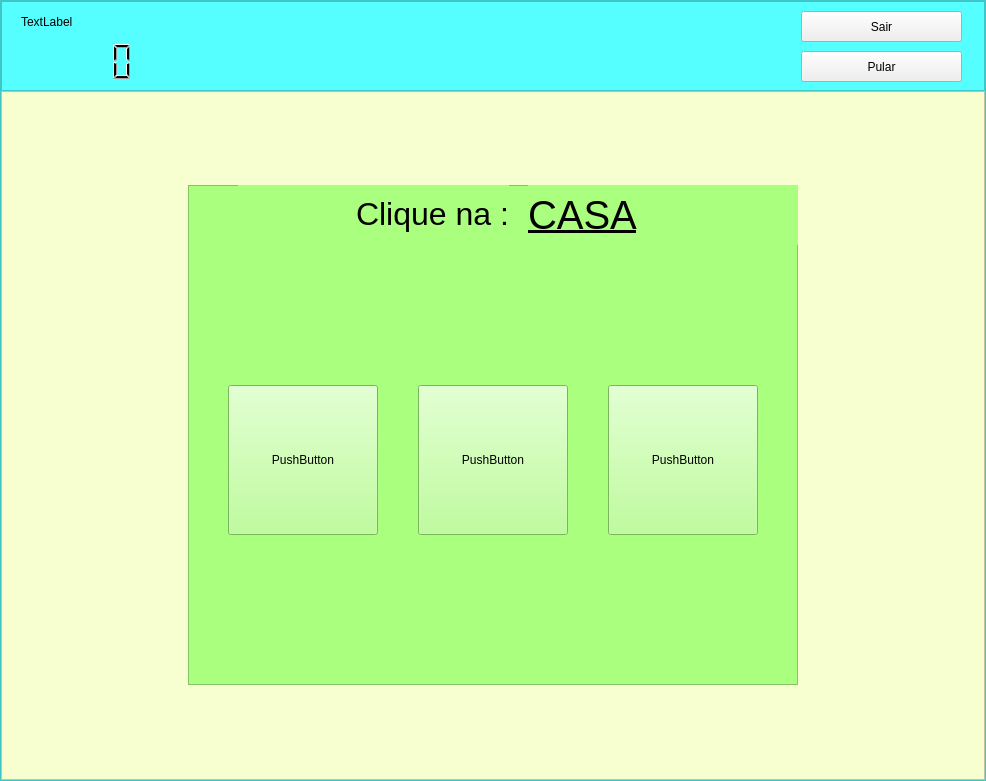
This is App/Desenvolvimento/src/main/python/mainUi.ui in wesleyrodrigues/TCC as Qt 5 draws it before an edit. The edited form follows.
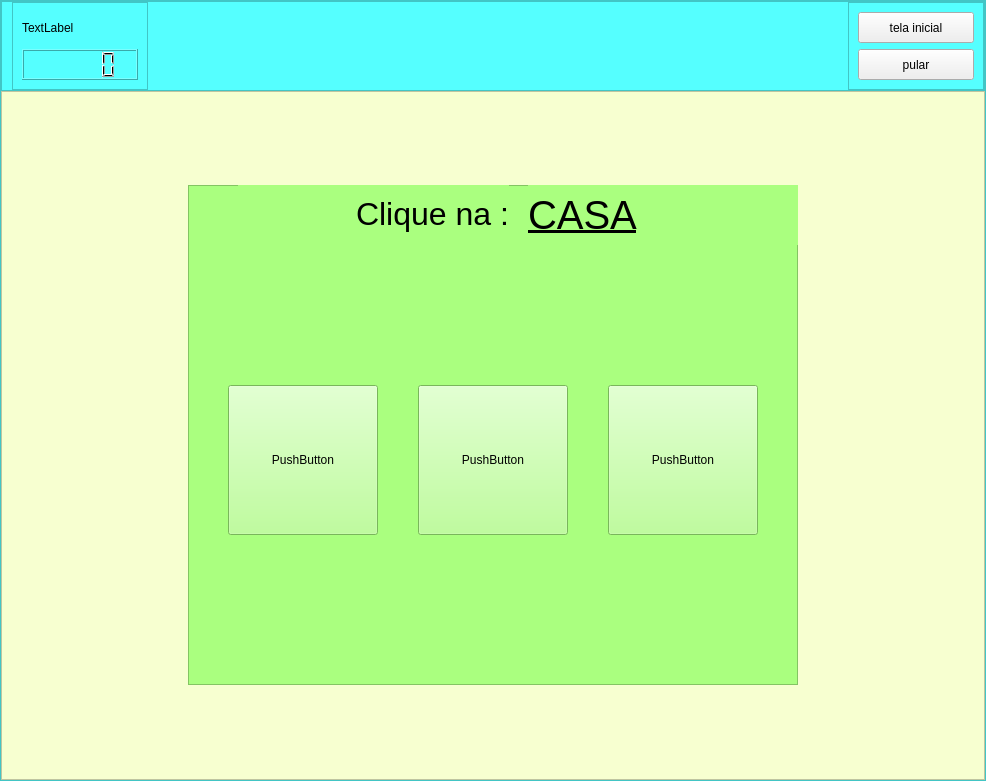
This is the edited form. The open tabs and pages were chosen to show the change. Icons and pictures are not drawn.

Patch:
```diff
--- a/App/Desenvolvimento/src/main/python/mainUi.ui
+++ b/App/Desenvolvimento/src/main/python/mainUi.ui
@@ -82,76 +82,95 @@
          <property name="frameShadow">
           <enum>QFrame::Raised</enum>
          </property>
-         <widget class="QLCDNumber" name="lcd_atvtempo">
-          <property name="geometry">
-           <rect>
-            <x>20</x>
-            <y>40</y>
-            <width>121</width>
-            <height>41</height>
-           </rect>
+         <layout class="QHBoxLayout" name="horizontalLayout_9">
+          <property name="spacing">
+           <number>700</number>
           </property>
-          <property name="contextMenuPolicy">
-           <enum>Qt::NoContextMenu</enum>
+          <property name="leftMargin">
+           <number>10</number>
           </property>
-          <property name="frameShape">
-           <enum>QFrame::NoFrame</enum>
+          <property name="topMargin">
+           <number>0</number>
           </property>
-          <property name="midLineWidth">
+          <property name="rightMargin">
            <number>0</number>
           </property>
-          <property name="smallDecimalPoint">
-           <bool>false</bool>
-          </property>
-          <property name="segmentStyle">
-           <enum>QLCDNumber::Filled</enum>
-          </property>
-          <property name="value" stdset="0">
-           <double>0.000000000000000</double>
-          </property>
-          <property name="intValue" stdset="0">
+          <property name="bottomMargin">
            <number>0</number>
           </property>
-         </widget>
-         <widget class="QPushButton" name="btn_voltar_tela_inicial">
-          <property name="geometry">
-           <rect>
-            <x>800</x>
-            <y>10</y>
-            <width>161</width>
-            <height>31</height>
-           </rect>
-          </property>
-          <property name="text">
-           <string>Sair</string>
-          </property>
-         </widget>
-         <widget class="QPushButton" name="btn_pular">
-          <property name="geometry">
-           <rect>
-            <x>800</x>
-            <y>50</y>
-            <width>161</width>
-            <height>31</height>
-           </rect>
-          </property>
-          <property name="text">
-           <string>Pular</string>
-          </property>
-         </widget>
-         <widget class="QLabel" name="L_nome_aluno_logado">
-          <property name="geometry">
-           <rect>
-            <x>20</x>
-            <y>10</y>
-            <width>121</width>
-            <height>21</height>
-           </rect>
-          </property>
-          <property name="text">
-           <string>TextLabel</string>
-          </property>
-         </widget>
+          <item>
+           <widget class="QFrame" name="esquerda">
+            <property name="maximumSize">
+             <size>
+              <width>200</width>
+              <height>100</height>
+             </size>
+            </property>
+            <property name="frameShape">
+             <enum>QFrame::StyledPanel</enum>
+            </property>
+            <property name="frameShadow">
+             <enum>QFrame::Raised</enum>
+            </property>
+            <layout class="QVBoxLayout" name="verticalLayout_8">
+             <item>
+              <widget class="QLabel" name="L_nome_aluno_logado">
+               <property name="text">
+                <string>TextLabel</string>
+               </property>
+              </widget>
+             </item>
+             <item>
+              <widget class="QLCDNumber" name="lcd_atvtempo"/>
+             </item>
+            </layout>
+           </widget>
+          </item>
+          <item>
+           <widget class="QFrame" name="direita">
+            <property name="maximumSize">
+             <size>
+              <width>200</width>
+              <height>16777215</height>
+             </size>
+            </property>
+            <property name="frameShape">
+             <enum>QFrame::StyledPanel</enum>
+            </property>
+            <property name="frameShadow">
+             <enum>QFrame::Raised</enum>
+            </property>
+            <layout class="QVBoxLayout" name="verticalLayout_9">
+             <item>
+              <widget class="QPushButton" name="btn_voltar_tela_inicial">
+               <property name="maximumSize">
+                <size>
+                 <width>16777215</width>
+                 <height>40</height>
+                </size>
+               </property>
+               <property name="text">
+                <string>tela inicial</string>
+               </property>
+              </widget>
+             </item>
+             <item>
+              <widget class="QPushButton" name="btn_pular">
+               <property name="maximumSize">
+                <size>
+                 <width>16777215</width>
+                 <height>40</height>
+                </size>
+               </property>
+               <property name="text">
+                <string>pular</string>
+               </property>
+              </widget>
+             </item>
+            </layout>
+           </widget>
+          </item>
+         </layout>
         </widget>
        </item>
        <item>
```
Left out of the diff: 4 changed lines with no effect on the pictures.
